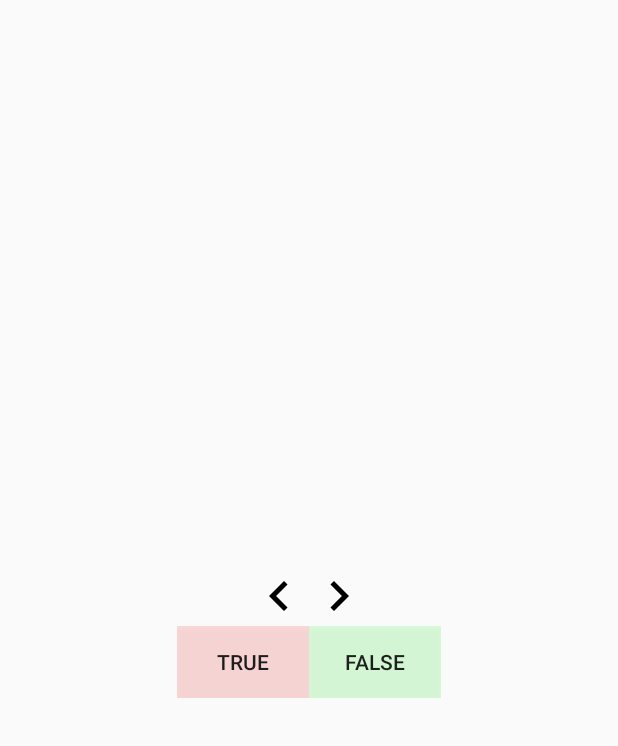
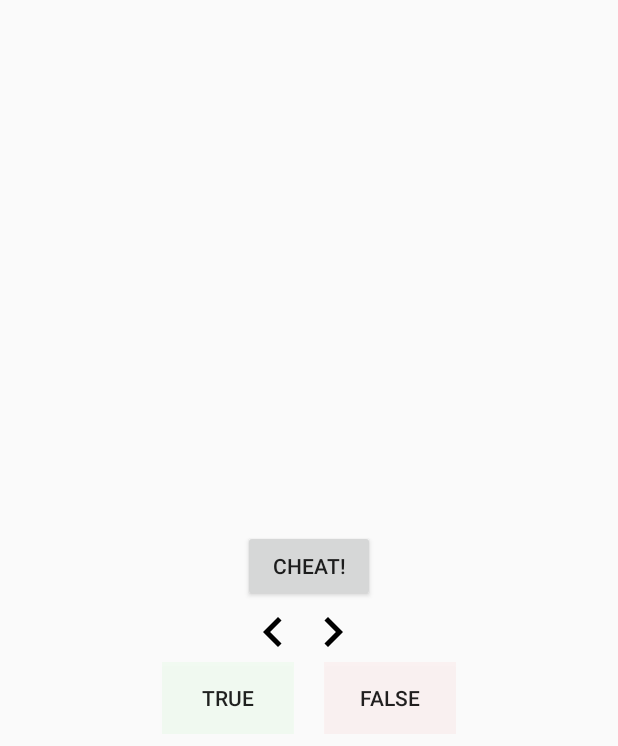
Before and after one commit to ToraKaji/GeoQuiz, an Android app: the layout activity_geoquiz.xml on its own in the app's theme, with its tools: preview values and no code run, on a phone screen of 412 x 824 dp. Shown: the top 746 px of the screen. Run offline under Robolectric (Android 15) with nearby library versions, the phone set to English and light mode, and no system bars.

Commit message:
Chapter 5

```diff
--- a/app/src/main/AndroidManifest.xml
+++ b/app/src/main/AndroidManifest.xml
@@ -1,7 +1,9 @@
 <?xml version="1.0" encoding="utf-8"?>
 <manifest xmlns:android="http://schemas.android.com/apk/res/android"
   package="deepdive.cnm.edu.geoquiz">
+
   <uses-permission android:name="android.permission.VIBRATE"/>
+
   <application
     android:allowBackup="true"
     android:icon="@mipmap/ic_launcher"
@@ -16,6 +18,8 @@
         <category android:name="android.intent.category.LAUNCHER"/>
       </intent-filter>
     </activity>
+    <activity android:name=".CheatActivity">
+    </activity>
   </application>
 
 </manifest>
--- a/app/src/main/res/layout/activity_geoquiz.xml
+++ b/app/src/main/res/layout/activity_geoquiz.xml
@@ -22,8 +22,16 @@
   <LinearLayout
     android:layout_width="wrap_content"
     android:layout_height="wrap_content"
+    android:orientation="vertical">
+  <Button
+    android:id="@+id/cheat_button"
+    android:layout_width="wrap_content"
+    android:layout_height="wrap_content"
+    android:text="@string/cheat_button"/>
+<LinearLayout
+  android:layout_width="wrap_content"
+  android:layout_height="wrap_content"
   android:orientation="horizontal">
-
 
   <ImageButton
     android:id="@+id/previous_button"
@@ -39,25 +47,30 @@
 
 </LinearLayout>
 
+
+  </LinearLayout>
+
   <LinearLayout
     android:layout_width="wrap_content"
     android:layout_height="wrap_content"
     android:orientation="horizontal">
-
 
     <Button
       android:id="@+id/true_button"
       android:layout_width="wrap_content"
       android:layout_height="wrap_content"
       android:text="@string/true_button"
-      android:background="#22FF0000"/>
+      android:background="#0900ff00"
+      android:layout_marginRight="10dp"/>
 
     <Button
       android:id="@+id/false_button"
       android:layout_width="wrap_content"
       android:layout_height="wrap_content"
       android:text="@string/false_button"
-      android:background="#2200ff00"/>
+      android:background="#09FF0000"
+      android:layout_marginLeft="10dp"/>
+
   </LinearLayout>
 
 </LinearLayout>
--- a/app/src/main/res/values/strings.xml
+++ b/app/src/main/res/values/strings.xml
@@ -12,4 +12,8 @@
   <string name="incorrect_toast">Incorrect</string>
   <string name="correct_toast">Correct</string>
   <string name="next_button">Next</string>
+  <string name="warning_text">Are you sure you want to do this?</string>
+  <string name="show_answer_button">Show Answer</string>
+  <string name="cheat_button">Cheat!</string>
+  <string name="judgment_toast">Cheating is wrong.</string>
 </resources>
--- a/app/src/main/res/values/styles.xml
+++ b/app/src/main/res/values/styles.xml
@@ -3,7 +3,7 @@
   <!-- Base application theme. -->
   <style name="AppTheme" parent="Theme.AppCompat.Light.DarkActionBar">
     <!-- Customize your theme here. -->
-    <item name="colorPrimary">@color/colorPrimary</item>
+    <item name="colorPrimary">#000000</item>
     <item name="colorPrimaryDark">@color/colorPrimaryDark</item>
     <item name="colorAccent">@color/colorAccent</item>
   </style>
```
Also changed, not shown: app/src/main/java/deepdive/cnm/edu/geoquiz/CheatActivity.java (added, +58 -0 lines), app/src/main/java/deepdive/cnm/edu/geoquiz/Geoquiz.java (+89 -12 lines), app/src/main/res/drawable/ic_warning.xml (added, +11 -0 lines), app/src/main/res/layout/activity_cheat.xml (added, +28 -0 lines), app/src/main/res/mipmap-hdpi/ic_launcher.png, app/src/main/res/mipmap-hdpi/ic_launcher_round.png, app/src/main/res/mipmap-mdpi/ic_launcher.png, app/src/main/res/mipmap-mdpi/ic_launcher_round.png, app/src/main/res/mipmap-xhdpi/ic_launcher.png, app/src/main/res/mipmap-xhdpi/ic_launcher_round.png, app/src/main/res/mipmap-xxhdpi/ic_launcher.png, app/src/main/res/mipmap-xxhdpi/ic_launcher_round.png, app/src/main/res/mipmap-xxxhdpi/ic_launcher.png, app/src/main/res/mipmap-xxxhdpi/ic_launcher_round.png. Lines whose indentation alone changed are shown as unchanged.
